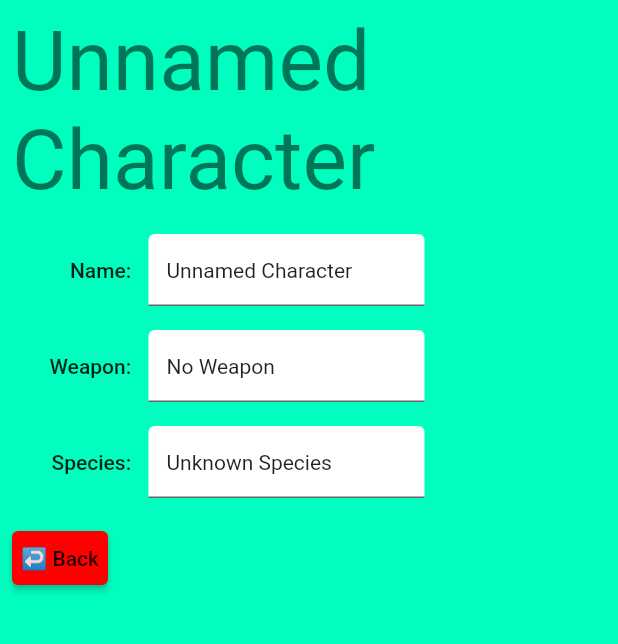
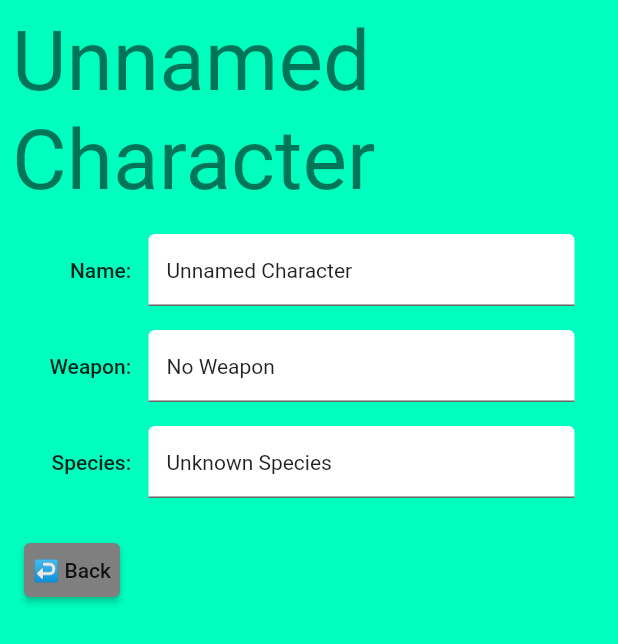
Before and after one commit to KiraResari/ceal-chronicler-f, a Flutter app: the CharacterView widget shown alone on an empty page, opened directly with empty values, on a phone screen of 412 x 824 dp. Shown: the top 644 px of the screen. Run offline on Flutter 3.47's test engine with Material 2 defaults, Android fonts, the phone set to English and light mode, and no system bars; our stand-ins replace event_bus, get_it; missing offline and left inert: optional.

Commit message:
Polished Character View

```diff
--- a/lib/characters/character_view.dart
+++ b/lib/characters/character_view.dart
@@ -15,6 +15,7 @@ import 'character.dart';
 
 class CharacterView extends StatefulWidget {
   static const backButtonText = "↩ Back";
+  static const backWithoutSavingButtonText = "$backButtonText (without saving)";
   static const saveButtonText = "💾 Save";
   static const resetButtonText = "✖ Reset";
 
@@ -112,27 +113,50 @@ class _CharacterViewState extends State<CharacterView> {
 
   List<Widget> _buildDisplayedButtons(BuildContext context) {
     List<Widget> buttons = [];
+    if (widget.character == widget.originalCharacter) {
       buttons.add(_buildBackButton(context));
-    if (widget.character != widget.originalCharacter) {
+    } else {
+      buttons.add(_buildBackWithoutSavingButton(context));
+      buttons.add(_buildResetButton(context));
+      buttons.add(const SizedBox(width: 50));
       buttons.add(_buildSaveButton(context));
-      buttons.add(_buildResetButton(context));
     }
     return buttons;
   }
 
   Widget _buildBackButton(BuildContext context) {
+    return _buildBackButtonBase(
+      context,
+      ButtonStyles.neutral,
+      CharacterView.backButtonText,
+    );
+  }
+
+  Widget _buildBackWithoutSavingButton(BuildContext context) {
+    return _buildBackButtonBase(
+      context,
+      ButtonStyles.cancel,
+      CharacterView.backWithoutSavingButtonText,
+    );
+  }
+
+  Widget _buildBackButtonBase(
+      BuildContext context, ButtonStyle buttonStyle, String text) {
     var eventBus = getIt.get<EventBus>();
     var theme = Theme.of(context);
     TextStyle buttonTextStyle = theme.textTheme.button!;
 
-    return ElevatedButton(
-      style: ButtonStyles.cancel,
+    return Padding(
+      padding: const EdgeInsets.all(8.0),
+      child: ElevatedButton(
+        style: buttonStyle,
         onPressed: () {
           eventBus.fire(OpenCharacterSelectionViewEvent());
         },
         child: Text(
-        CharacterView.backButtonText,
+          text,
           style: buttonTextStyle,
+        ),
       ),
     );
   }
@@ -142,7 +166,9 @@ class _CharacterViewState extends State<CharacterView> {
     var theme = Theme.of(context);
     TextStyle buttonTextStyle = theme.textTheme.button!;
 
-    return ElevatedButton(
+    return Padding(
+      padding: const EdgeInsets.all(8.0),
+      child: ElevatedButton(
         style: ButtonStyles.confirm,
         onPressed: () {
           eventBus.fire(SaveCharacterEvent(widget.character));
@@ -151,6 +177,7 @@ class _CharacterViewState extends State<CharacterView> {
           CharacterView.saveButtonText,
           style: buttonTextStyle,
         ),
+      ),
     );
   }
 
@@ -158,7 +185,9 @@ class _CharacterViewState extends State<CharacterView> {
     var theme = Theme.of(context);
     TextStyle buttonTextStyle = theme.textTheme.button!;
 
-    return ElevatedButton(
+    return Padding(
+      padding: const EdgeInsets.all(8.0),
+      child: ElevatedButton(
         style: ButtonStyles.cancel,
         onPressed: () {
           _discardChanges();
@@ -166,6 +195,7 @@ class _CharacterViewState extends State<CharacterView> {
         child: Text(
           CharacterView.resetButtonText,
           style: buttonTextStyle,
+        ),
       ),
     );
   }
--- a/lib/fields/display_field_widget.dart
+++ b/lib/fields/display_field_widget.dart
@@ -20,15 +20,12 @@ class _DisplayFieldWidgetState extends State<DisplayFieldWidget> {
   Widget build(BuildContext context) {
     ThemeData theme = Theme.of(context);
     setText();
-    return SizedBox(
-      width: 400,
-      child: Row(
-        mainAxisSize: MainAxisSize.min,
-        children: [
-          _buildFieldName(theme),
-          _buildTextInputField(theme),
-        ],
-      ),
+    return Row(
+      mainAxisSize: MainAxisSize.min,
+      children: [
+        _buildFieldName(theme),
+        _buildTextInputField(theme),
+      ],
     );
   }
 
@@ -55,7 +52,7 @@ class _DisplayFieldWidgetState extends State<DisplayFieldWidget> {
   SizedBox _buildTextInputField(ThemeData theme) {
     TextStyle fieldValueStyle = theme.textTheme.bodyMedium!;
     return SizedBox(
-      width: 200,
+      width: 300,
       child: Padding(
         padding: const EdgeInsets.all(8.0),
         child: TextField(
@@ -65,7 +62,7 @@ class _DisplayFieldWidgetState extends State<DisplayFieldWidget> {
             filled: true,
             fillColor: Colors.white,
           ),
-          onChanged: (inputValue){
+          onChanged: (inputValue) {
             widget.onChanged(inputValue);
           },
         ),
--- a/lib/theme/button_styles.dart
+++ b/lib/theme/button_styles.dart
@@ -18,4 +18,9 @@ class ButtonStyles {
     padding: _defaultPadding,
     textStyle: _defaultTextStyle,
   );
+  static final neutral = ButtonStyle(
+    backgroundColor: MaterialStateProperty.all(CustomColors.neutralButton),
+    padding: _defaultPadding,
+    textStyle: _defaultTextStyle,
+  );
 }
--- a/lib/theme/custom_colors.dart
+++ b/lib/theme/custom_colors.dart
@@ -3,5 +3,6 @@ import 'package:flutter/material.dart';
 class CustomColors{
   static const background = Color.fromRGBO(0, 255, 191, 1);
   static const cancelButton = Color.fromRGBO(255, 0, 0, 1);
-  static const confirmButton = Color.fromRGBO(0, 255, 0, 1);
+  static const confirmButton = Color.fromRGBO(0, 191, 0, 1);
+  static const neutralButton = Color.fromRGBO(127, 127, 127, 1);
 }
```
Lines whose indentation alone changed are shown as unchanged.
